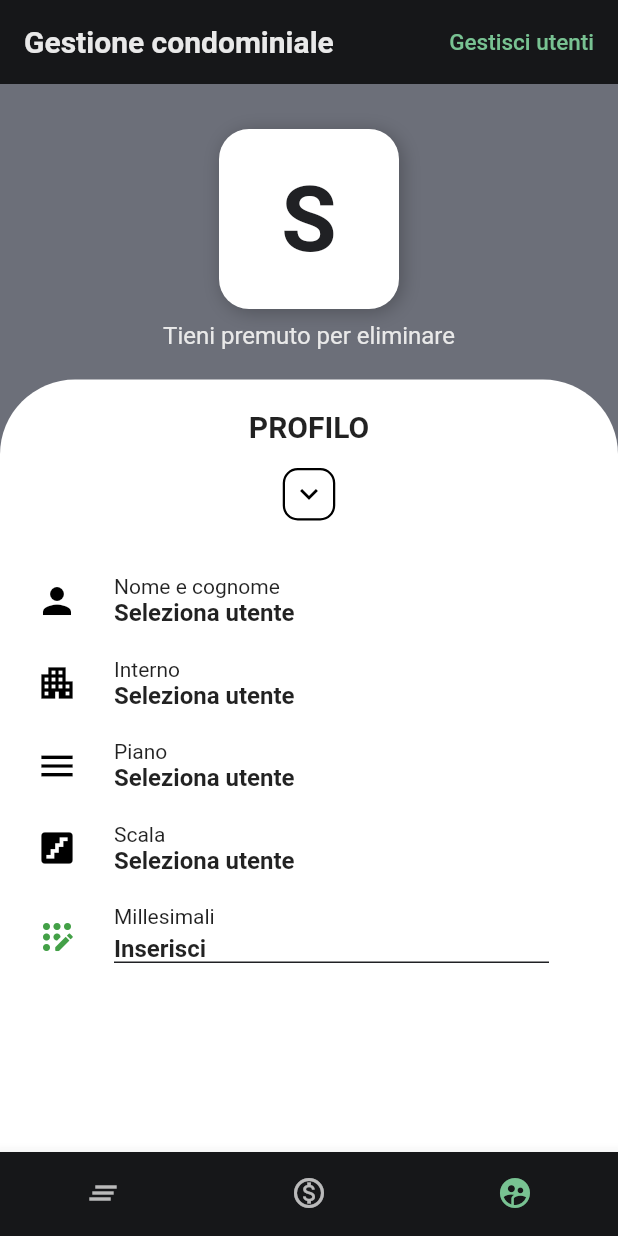
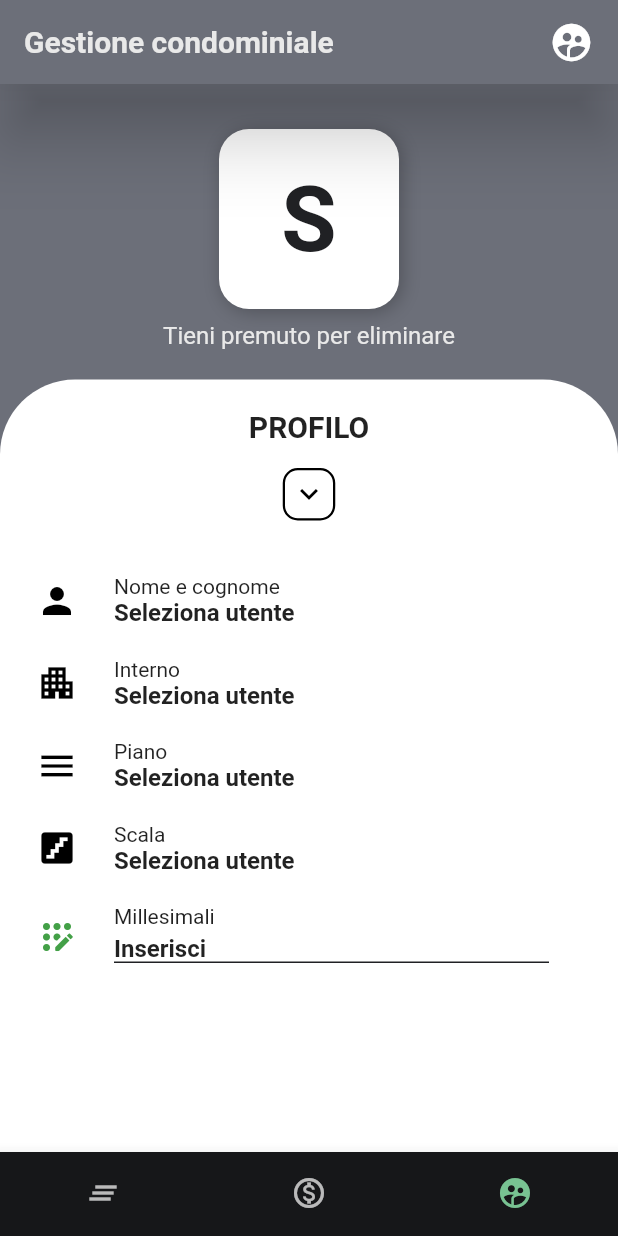
Before and after one commit to Giovanni0797/condomini_admin, a Flutter app: the screen it shows after launch, swiped to page 3, on a phone screen of 412 x 824 dp. Run offline on Flutter 3.47's test engine with Material 2 defaults, Android fonts, the light colour scheme and no system bars; our stand-ins replace firebase_core, firebase_messaging, flutter_local_notifications; missing offline and left inert: dart:ffi; accounts and stored records are empty; network calls fail; Roboto replaces fonts that are missing (Montserrat).

Commit message:
veste grafica

```diff
--- a/lib/main.dart
+++ b/lib/main.dart
@@ -1,7 +1,7 @@
 import 'package:firebase_core/firebase_core.dart';
 import 'package:flutter/material.dart';
 import 'globals.dart';
-import 'homepage.dart';
+import 'pages/homepage.dart';
 import 'package:firebase_messaging/firebase_messaging.dart';
 
 Future<void> _firebaseMessagingBackgroundHandler(RemoteMessage message) async {
--- a/lib/pages/test.dart
+++ b/lib/pages/test.dart
@@ -69,12 +69,11 @@ class _ProfileScreenState extends State<ProfileScreen> {
           children: [
             Text('Gestione condominiale',
                 style: TextStyle(fontWeight: FontWeight.w700, color: bianco)),
-            Text('Gestisci utenti',
-                style: TextStyle(fontSize: 15, color: verde)),
+            Icon(Icons.supervised_user_circle, size: 30),
           ],
         ),
-        backgroundColor: bar,
-        elevation: 0,
+        backgroundColor: def2,
+        elevation: 20,
       ),
       backgroundColor: def2,
       body: SizedBox(
```
Also changed, not shown: lib/pages/homepage.dart (renamed from lib/homepage.dart), pubspec.lock, 1 other file.
